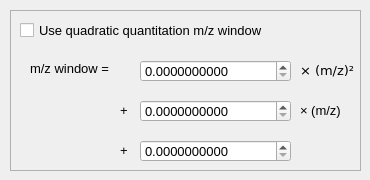
Old version of the form sweet_suite/gui/qtdesigner_files/gui_advanced_settings.ui in the repository stainawarijar/SweetSuite.
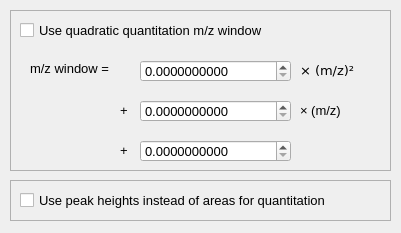
New version of the form.

Commit message: Add support for peak-height quantitation mode.

```diff
--- a/sweet_suite/gui/qtdesigner_files/gui_advanced_settings.ui
+++ b/sweet_suite/gui/qtdesigner_files/gui_advanced_settings.ui
@@ -6,8 +6,8 @@
    <rect>
     <x>0</x>
     <y>0</y>
-    <width>370</width>
-    <height>180</height>
+    <width>401</width>
+    <height>233</height>
    </rect>
   </property>
   <property name="windowTitle">
@@ -21,14 +21,19 @@
 
 #frame {
     border: 1px solid #b0b0b0;
-}</string>
+}
+
+#frame_2 {
+    border: 1px solid #b0b0b0;
+}
+</string>
   </property>
   <widget class="QFrame" name="frame">
    <property name="geometry">
     <rect>
      <x>10</x>
      <y>10</y>
-     <width>351</width>
+     <width>381</width>
      <height>161</height>
     </rect>
    </property>
@@ -171,6 +176,35 @@
     </property>
    </widget>
   </widget>
+  <widget class="QFrame" name="frame_2">
+   <property name="geometry">
+    <rect>
+     <x>10</x>
+     <y>180</y>
+     <width>381</width>
+     <height>41</height>
+    </rect>
+   </property>
+   <property name="frameShape">
+    <enum>QFrame::StyledPanel</enum>
+   </property>
+   <property name="frameShadow">
+    <enum>QFrame::Raised</enum>
+   </property>
+   <widget class="QCheckBox" name="checkBox_peakHeights">
+    <property name="geometry">
+     <rect>
+      <x>10</x>
+      <y>10</y>
+      <width>351</width>
+      <height>21</height>
+     </rect>
+    </property>
+    <property name="text">
+     <string>Use peak heights instead of areas for quantitation</string>
+    </property>
+   </widget>
+  </widget>
  </widget>
  <resources/>
  <connections/>
```
The commit also changes 9 other files.
